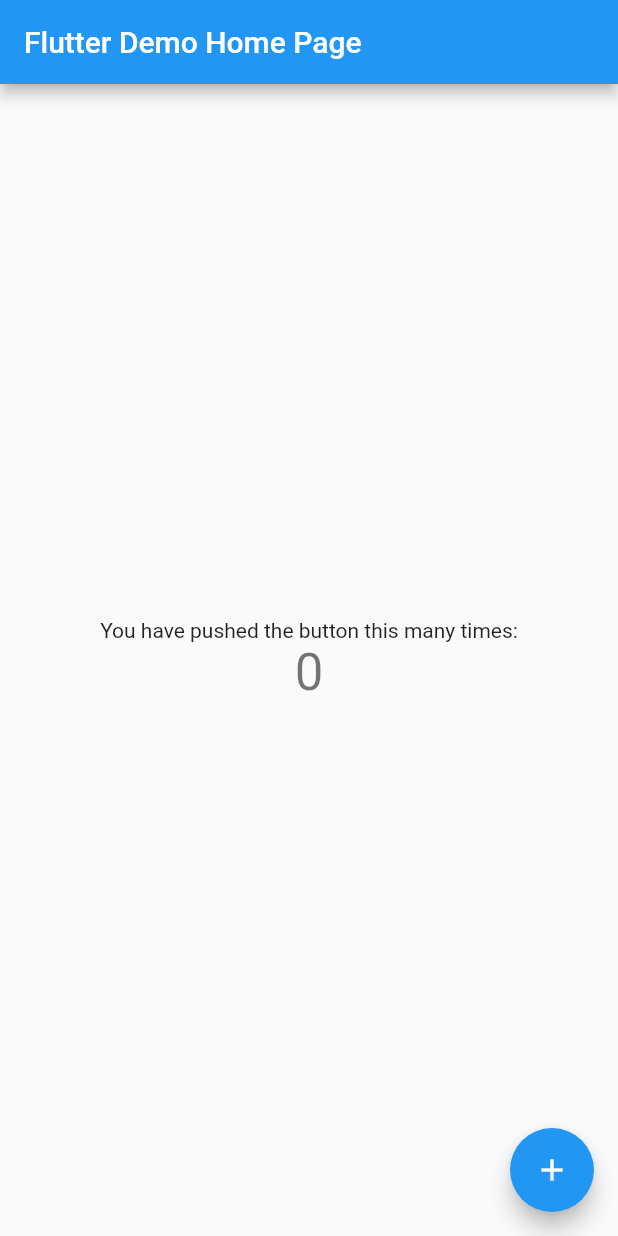
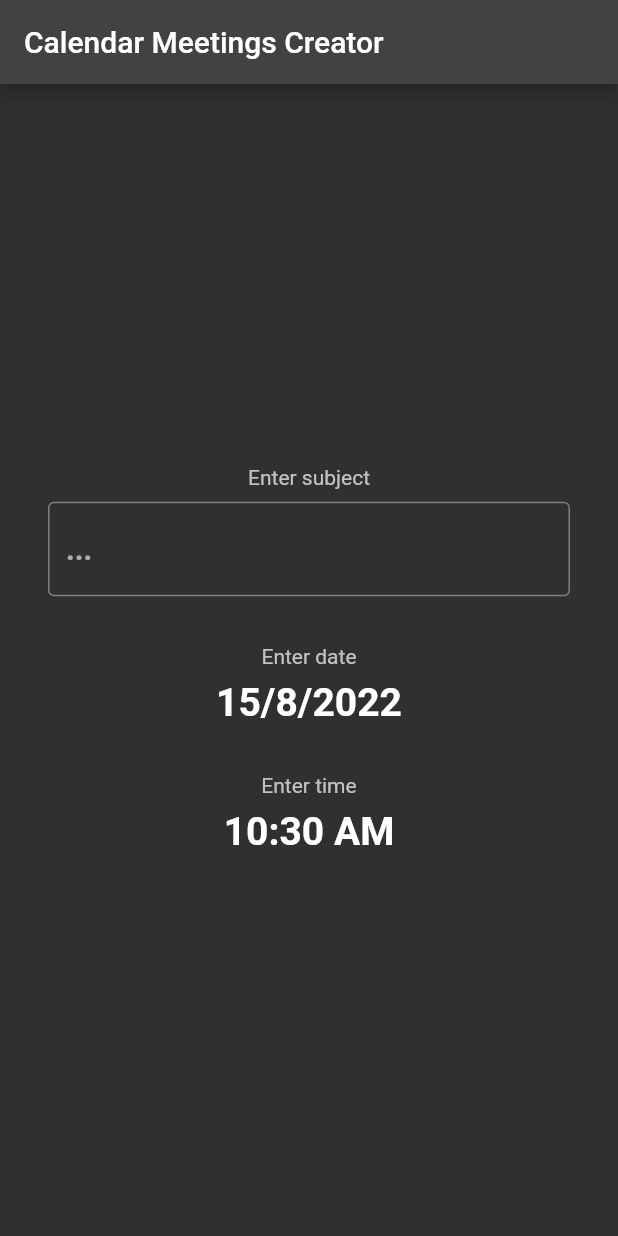
Before and after one commit to TinchoOlivari/calendar_meeting_creator, a Flutter app: the screen it shows after launch, on a phone screen of 412 x 824 dp. Run offline on Flutter 3.47's test engine with Material 2 defaults, Android fonts, the phone set to English and light mode, and no system bars.

Commit message:
HomePage design

```diff
--- a/lib/main.dart
+++ b/lib/main.dart
@@ -1,66 +1,20 @@
+import 'package:calendar_meeting_creator/ui/styles/app_styles.dart';
 import 'package:flutter/material.dart';
+import 'package:calendar_meeting_creator/ui/pages/home/home_page.dart';
 
 void main() {
-  runApp(const MyApp());
+  runApp(const App());
 }
 
-class MyApp extends StatelessWidget {
-  const MyApp({Key? key}) : super(key: key);
+class App extends StatelessWidget {
+  const App({Key? key}) : super(key: key);
 
   @override
   Widget build(BuildContext context) {
     return MaterialApp(
-      title: 'Flutter Demo',
-      theme: ThemeData(
-        primarySwatch: Colors.blue,
-      ),
-      home: const MyHomePage(title: 'Flutter Demo Home Page'),
+      title: 'Calendar Meeting Creator',
+      theme: AppStyles.defaultTheme,
+      home: const HomePage(),
     );
   }
 }
-
-class MyHomePage extends StatefulWidget {
-  const MyHomePage({Key? key, required this.title}) : super(key: key);
-
-  final String title;
-
-  @override
-  State<MyHomePage> createState() => _MyHomePageState();
-}
-
-class _MyHomePageState extends State<MyHomePage> {
-  int _counter = 0;
-
-  void _incrementCounter() {
-    setState(() {
-      _counter++;
-    });
-  }
-
-  @override
-  Widget build(BuildContext context) {
-    return Scaffold(
-        appBar: AppBar(
-          title: Text(widget.title),
-        ),
-        body: Center(
-          child: Column(
-            mainAxisAlignment: MainAxisAlignment.center,
-            children: <Widget>[
-              const Text(
-                'You have pushed the button this many times:',
-              ),
-              Text(
-                '$_counter',
-                style: Theme.of(context).textTheme.headline4,
-              ),
-            ],
-          ),
-        ),
-        floatingActionButton: FloatingActionButton(
-          onPressed: _incrementCounter,
-          tooltip: 'Increment',
-          child: const Icon(Icons.add),
-        ));
-  }
-}
--- /dev/null
+++ b/lib/ui/pages/home/home_page.dart
@@ -0,0 +1,128 @@
+import 'package:calendar_meeting_creator/ui/styles/app_styles.dart';
+import 'package:flutter/material.dart';
+
+class HomePage extends StatefulWidget {
+  const HomePage({Key? key}) : super(key: key);
+
+  @override
+  State<HomePage> createState() => _HomePageState();
+}
+
+class _HomePageState extends State<HomePage> {
+  DateTime selectedDate = DateTime.now();
+  TimeOfDay selectedTime = TimeOfDay.now();
+  TextEditingController subjectController = TextEditingController();
+
+  selectDate(BuildContext context) async {
+    final DateTime? selected = await showDatePicker(
+      context: context,
+      initialDate: selectedDate,
+      firstDate: DateTime(1970),
+      lastDate: DateTime(2030),
+    );
+
+    if (selected != null && selected != selectedDate) {
+      setState(() {
+        selectedDate = selected;
+      });
+    }
+  }
+
+  selectTime(BuildContext context) async {
+    final TimeOfDay? selected = await showTimePicker(
+      context: context,
+      initialTime: selectedTime,
+    );
+    if (selected != null && selected != selectedTime) {
+      setState(() {
+        selectedTime = selected;
+      });
+    }
+  }
+
+  Column buildDatePicker(BuildContext context) {
+    return Column(
+      children: [
+        const Text(
+          'Enter date',
+          style: AppStyles.textCategoryTitle,
+        ),
+        Separators.smallSeparator,
+        GestureDetector(
+          onTap: () {
+            selectDate(context);
+          },
+          child: Text(
+            "${selectedDate.day}/${selectedDate.month}/${selectedDate.year}",
+            style: AppStyles.textDateSelection,
+          ),
+        ),
+      ],
+    );
+  }
+
+  Column buildTimePicker(BuildContext context) {
+    return Column(
+      children: [
+        const Text(
+          'Enter time',
+          style: AppStyles.textCategoryTitle,
+        ),
+        Separators.smallSeparator,
+        GestureDetector(
+          onTap: () {
+            selectTime(context);
+          },
+          child: Text(
+            selectedTime.format(context),
+            style: AppStyles.textDateSelection,
+          ),
+        ),
+      ],
+    );
+  }
+
+  Column buildSubjectField(BuildContext context) {
+    return Column(
+      children: [
+        const Text(
+          'Enter subject',
+          style: AppStyles.textCategoryTitle,
+        ),
+        Separators.smallSeparator,
+        TextField(
+          controller: subjectController,
+          style: AppStyles.subjectHintText,
+          decoration: const InputDecoration(
+            border: OutlineInputBorder(),
+            hintText: '...',
+          ),
+        )
+      ],
+    );
+  }
+
+  @override
+  Widget build(BuildContext context) {
+    return Scaffold(
+      appBar: AppBar(
+        title: const Text('Calendar Meetings Creator'),
+      ),
+      body: Center(
+        child: Padding(
+          padding: const EdgeInsets.symmetric(horizontal: 32),
+          child: Column(
+            mainAxisAlignment: MainAxisAlignment.center,
+            children: <Widget>[
+              buildSubjectField(context),
+              Separators.largeSeparator,
+              buildDatePicker(context),
+              Separators.largeSeparator,
+              buildTimePicker(context),
+            ],
+          ),
+        ),
+      ),
+    );
+  }
+}
--- /dev/null
+++ b/lib/ui/styles/app_styles.dart
@@ -0,0 +1,38 @@
+import 'package:flutter/material.dart';
+
+class AppStyles {
+  static const Color white = Color(0xFFFFFFFF);
+  static const Color silver = Color(0xFFC3C3C3);
+
+  static final defaultTheme = ThemeData(
+      brightness: Brightness.dark,
+      visualDensity: VisualDensity.adaptivePlatformDensity,
+      primarySwatch: Colors.orange);
+
+  // TextStyles
+
+  static const TextStyle textCategoryTitle = TextStyle(
+    fontWeight: FontWeight.normal,
+    fontSize: 14,
+    color: silver,
+  );
+
+  static const TextStyle textDateSelection = TextStyle(
+    fontWeight: FontWeight.w600,
+    fontSize: 26,
+    color: white,
+  );
+
+  static const TextStyle subjectHintText = TextStyle(
+    fontWeight: FontWeight.w600,
+    fontSize: 20,
+    color: white,
+  );
+}
+
+class Separators {
+  static const tinySeparator = SizedBox(height: 4, width: 4);
+  static const smallSeparator = SizedBox(height: 8, width: 8);
+  static const mediumSeparator = SizedBox(height: 16, width: 16);
+  static const largeSeparator = SizedBox(height: 32, width: 32);
+}
```
Also changed, not shown: pubspec.yaml (+1 -66 lines), 1 other file.
